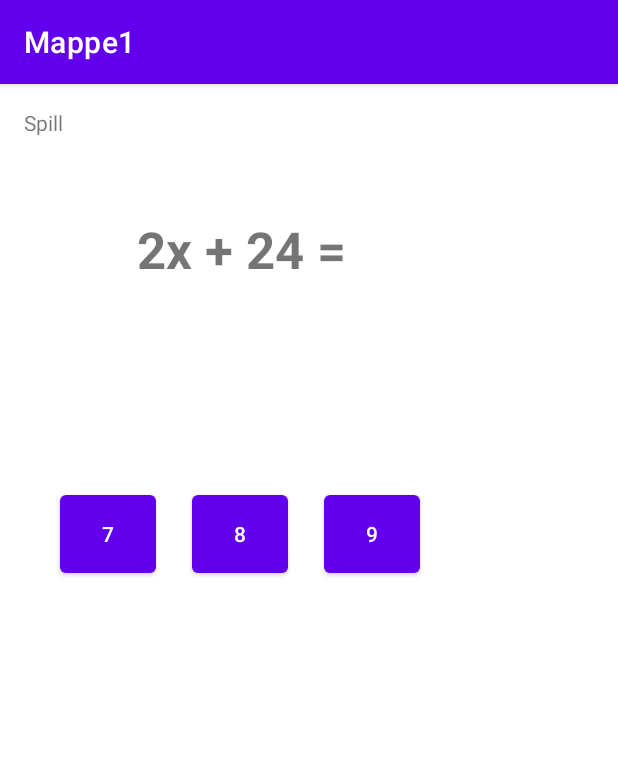
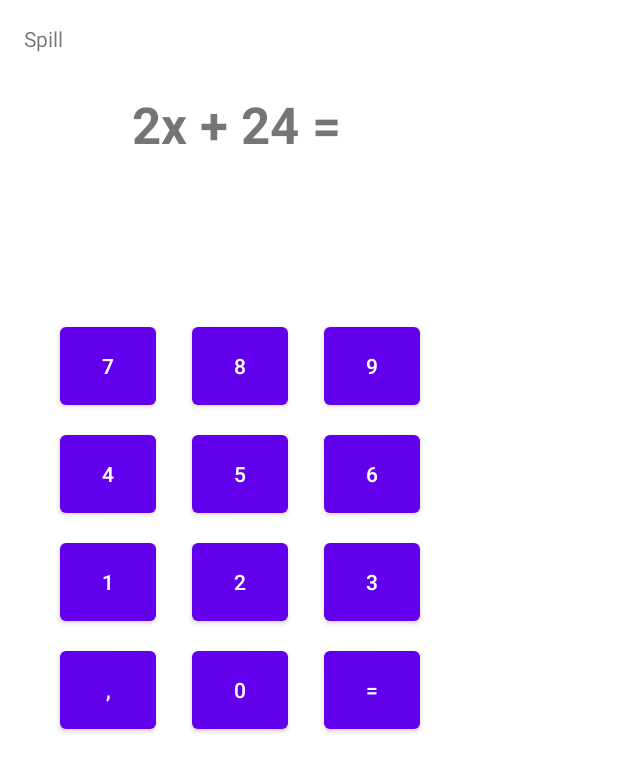
Before and after one commit to KapteinKS/Apputvikling-Mappe1, an Android app: the screen it shows after launch (Spill), on a phone screen of 412 x 824 dp. Shown: the top 772 px of the screen. Run offline under Robolectric (Android 15) with nearby library versions, the light colour scheme and no system bars.

Commit message:
cont'd work game-layout

```diff
--- a/app/src/main/res/layout/activity_spill.xml
+++ b/app/src/main/res/layout/activity_spill.xml
@@ -21,8 +21,8 @@
         android:id="@+id/textView"
         android:layout_width="wrap_content"
         android:layout_height="wrap_content"
-        android:layout_marginStart="91dp"
-        android:layout_marginTop="87dp"
+        android:layout_marginStart="88dp"
+        android:layout_marginTop="60dp"
         android:text="2x + 24 ="
         android:textSize="34sp"
         android:textStyle="bold"
@@ -33,8 +33,8 @@
         android:id="@+id/output"
         android:layout_width="wrap_content"
         android:layout_height="wrap_content"
-        android:layout_marginStart="161dp"
-        android:layout_marginTop="194dp"
+        android:layout_marginStart="160dp"
+        android:layout_marginTop="132dp"
         android:textSize="34sp"
         android:textStyle="bold"
         app:layout_constraintStart_toStartOf="parent"
@@ -45,8 +45,68 @@
         android:layout_width="64dp"
         android:layout_height="64dp"
         android:layout_marginStart="40dp"
-        android:layout_marginTop="268dp"
+        android:layout_marginTop="212dp"
         android:text="7"
+        app:layout_constraintStart_toStartOf="parent"
+        app:layout_constraintTop_toTopOf="parent" />
+
+    <Button
+        android:id="@+id/button_comma"
+        android:layout_width="64dp"
+        android:layout_height="64dp"
+        android:layout_marginStart="40dp"
+        android:layout_marginTop="428dp"
+        android:text=","
+        app:layout_constraintStart_toStartOf="parent"
+        app:layout_constraintTop_toTopOf="parent" />
+
+    <Button
+        android:id="@+id/button_euqals"
+        android:layout_width="64dp"
+        android:layout_height="64dp"
+        android:layout_marginStart="216dp"
+        android:layout_marginTop="428dp"
+        android:text="="
+        app:layout_constraintStart_toStartOf="parent"
+        app:layout_constraintTop_toTopOf="parent" />
+
+    <Button
+        android:id="@+id/button_6"
+        android:layout_width="64dp"
+        android:layout_height="64dp"
+        android:layout_marginStart="216dp"
+        android:layout_marginTop="284dp"
+        android:text="6"
+        app:layout_constraintStart_toStartOf="parent"
+        app:layout_constraintTop_toTopOf="parent" />
+
+    <Button
+        android:id="@+id/button_4"
+        android:layout_width="64dp"
+        android:layout_height="64dp"
+        android:layout_marginStart="40dp"
+        android:layout_marginTop="284dp"
+        android:text="4"
+        app:layout_constraintStart_toStartOf="parent"
+        app:layout_constraintTop_toTopOf="parent" />
+
+    <Button
+        android:id="@+id/button_2"
+        android:layout_width="64dp"
+        android:layout_height="64dp"
+        android:layout_marginStart="128dp"
+        android:layout_marginTop="356dp"
+        android:text="2"
+        app:layout_constraintStart_toStartOf="parent"
+        app:layout_constraintTop_toTopOf="parent" />
+
+    <Button
+        android:id="@+id/button_0"
+        android:layout_width="64dp"
+        android:layout_height="64dp"
+        android:layout_marginStart="128dp"
+        android:layout_marginTop="428dp"
+        android:text="0"
         app:layout_constraintStart_toStartOf="parent"
         app:layout_constraintTop_toTopOf="parent" />
 
@@ -55,8 +115,18 @@
         android:layout_width="64dp"
         android:layout_height="64dp"
         android:layout_marginStart="128dp"
-        android:layout_marginTop="268dp"
+        android:layout_marginTop="212dp"
         android:text="8"
+        app:layout_constraintStart_toStartOf="parent"
+        app:layout_constraintTop_toTopOf="parent" />
+
+    <Button
+        android:id="@+id/button_1"
+        android:layout_width="64dp"
+        android:layout_height="64dp"
+        android:layout_marginStart="40dp"
+        android:layout_marginTop="356dp"
+        android:text="1"
         app:layout_constraintStart_toStartOf="parent"
         app:layout_constraintTop_toTopOf="parent" />
 
@@ -65,8 +135,28 @@
         android:layout_width="64dp"
         android:layout_height="64dp"
         android:layout_marginStart="216dp"
-        android:layout_marginTop="268dp"
+        android:layout_marginTop="212dp"
         android:text="9"
+        app:layout_constraintStart_toStartOf="parent"
+        app:layout_constraintTop_toTopOf="parent" />
+
+    <Button
+        android:id="@+id/button_3"
+        android:layout_width="64dp"
+        android:layout_height="64dp"
+        android:layout_marginStart="216dp"
+        android:layout_marginTop="356dp"
+        android:text="3"
+        app:layout_constraintStart_toStartOf="parent"
+        app:layout_constraintTop_toTopOf="parent" />
+
+    <Button
+        android:id="@+id/button_5"
+        android:layout_width="64dp"
+        android:layout_height="64dp"
+        android:layout_marginStart="128dp"
+        android:layout_marginTop="284dp"
+        android:text="5"
         app:layout_constraintStart_toStartOf="parent"
         app:layout_constraintTop_toTopOf="parent" />
 
--- a/app/src/main/res/values/themes.xml
+++ b/app/src/main/res/values/themes.xml
@@ -1,6 +1,6 @@
 <resources xmlns:tools="http://schemas.android.com/tools">
     <!-- Base application theme. -->
-    <style name="Theme.Mappe1" parent="Theme.MaterialComponents.DayNight.DarkActionBar">
+    <style name="Theme.Mappe1" parent="Theme.MaterialComponents.DayNight.NoActionBar">
         <!-- Primary brand color. -->
         <item name="colorPrimary">@color/purple_500</item>
         <item name="colorPrimaryVariant">@color/purple_700</item>
```
